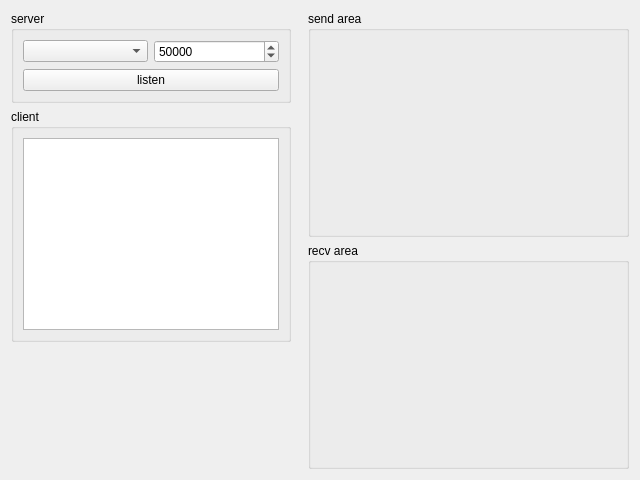
fuxiruo/fuxiruo-and-Qt, file CommunicationAssistant/udpserverwindow.ui: the form before one commit.
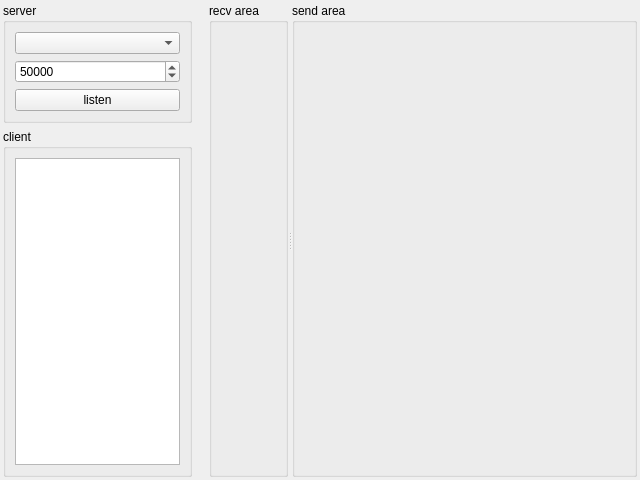
The form after the commit. Custom widgets are drawn as their Qt base class.

```diff
--- a/CommunicationAssistant/udpserverwindow.ui
+++ b/CommunicationAssistant/udpserverwindow.ui
@@ -14,6 +14,18 @@
    <string>Form</string>
   </property>
   <layout class="QHBoxLayout" name="horizontalLayout">
+   <property name="leftMargin">
+    <number>3</number>
+   </property>
+   <property name="topMargin">
+    <number>3</number>
+   </property>
+   <property name="rightMargin">
+    <number>3</number>
+   </property>
+   <property name="bottomMargin">
+    <number>3</number>
+   </property>
    <item>
     <widget class="QFrame" name="frame_udp_server">
      <property name="sizePolicy">
@@ -22,6 +34,12 @@
        <verstretch>0</verstretch>
       </sizepolicy>
      </property>
+     <property name="maximumSize">
+      <size>
+       <width>200</width>
+       <height>16777215</height>
+      </size>
+     </property>
      <layout class="QVBoxLayout" name="verticalLayout_3">
       <property name="leftMargin">
        <number>0</number>
@@ -42,7 +60,7 @@
         </property>
         <layout class="QVBoxLayout" name="verticalLayout_2">
          <item>
-          <layout class="QHBoxLayout" name="horizontalLayout_2">
+          <layout class="QVBoxLayout" name="verticalLayout">
            <item>
             <widget class="QComboBox" name="comboBox_server_ip"/>
            </item>
@@ -90,46 +108,17 @@
         </layout>
        </widget>
       </item>
+     </layout>
+    </widget>
+   </item>
       <item>
-       <spacer name="verticalSpacer">
+    <widget class="QSplitter" name="splitter">
         <property name="orientation">
-         <enum>Qt::Vertical</enum>
-        </property>
-        <property name="sizeHint" stdset="0">
-         <size>
-          <width>20</width>
-          <height>40</height>
-         </size>
-        </property>
-       </spacer>
-      </item>
-     </layout>
-    </widget>
-   </item>
-   <item>
-    <layout class="QVBoxLayout" name="verticalLayout">
-     <item>
-      <widget class="QGroupBox" name="groupBox">
-       <property name="sizePolicy">
-        <sizepolicy hsizetype="Expanding" vsizetype="Preferred">
-         <horstretch>0</horstretch>
-         <verstretch>0</verstretch>
-        </sizepolicy>
-       </property>
-       <property name="title">
-        <string>send area</string>
-       </property>
-       <layout class="QGridLayout" name="gridLayout_3">
-        <item row="0" column="0">
-         <widget class="TextBrowseSend" name="textBrowse_send" native="true"/>
-        </item>
-       </layout>
-      </widget>
-     </item>
-     <item>
+      <enum>Qt::Horizontal</enum>
+     </property>
       <widget class="QGroupBox" name="groupBox_2">
        <property name="sizePolicy">
-        <sizepolicy hsizetype="Expanding" vsizetype="Preferred">
+       <sizepolicy hsizetype="Preferred" vsizetype="Preferred">
          <horstretch>0</horstretch>
          <verstretch>0</verstretch>
         </sizepolicy>
@@ -143,8 +132,23 @@
         </item>
        </layout>
       </widget>
-     </item>
-    </layout>
+     <widget class="QGroupBox" name="groupBox">
+      <property name="sizePolicy">
+       <sizepolicy hsizetype="Preferred" vsizetype="Preferred">
+        <horstretch>1</horstretch>
+        <verstretch>0</verstretch>
+       </sizepolicy>
+      </property>
+      <property name="title">
+       <string>send area</string>
+      </property>
+      <layout class="QGridLayout" name="gridLayout_3">
+       <item row="0" column="0">
+        <widget class="TextBrowseSend" name="textBrowse_send" native="true"/>
+       </item>
+      </layout>
+     </widget>
+    </widget>
    </item>
   </layout>
  </widget>
```
Lines whose indentation alone changed are shown as unchanged.
